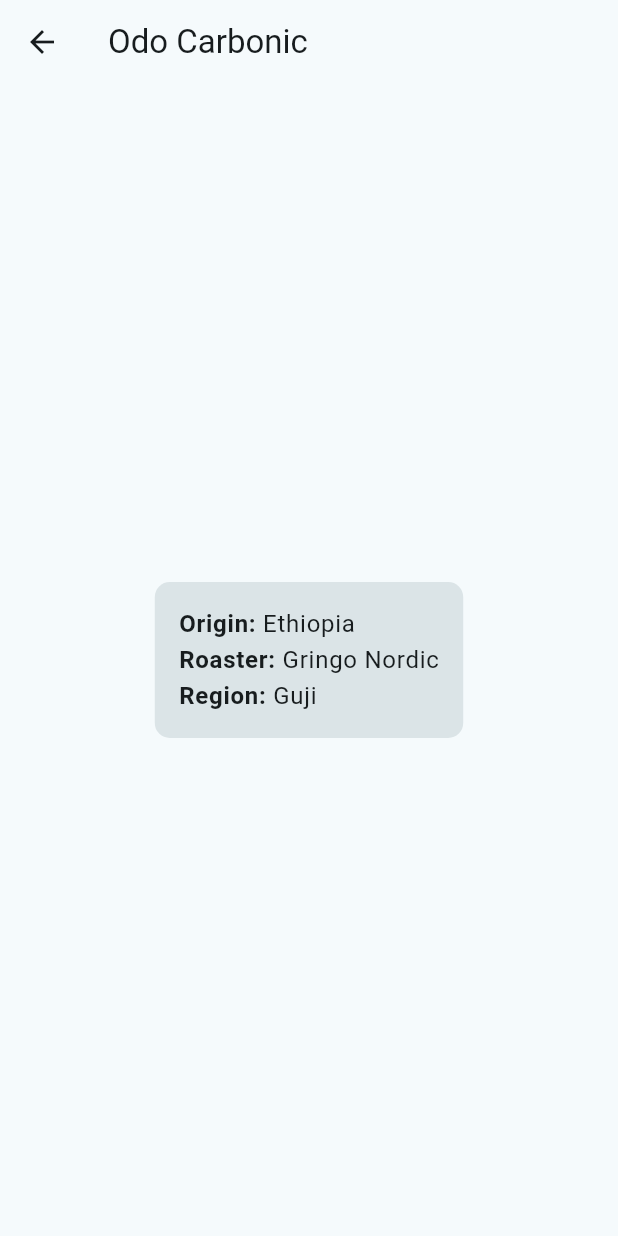
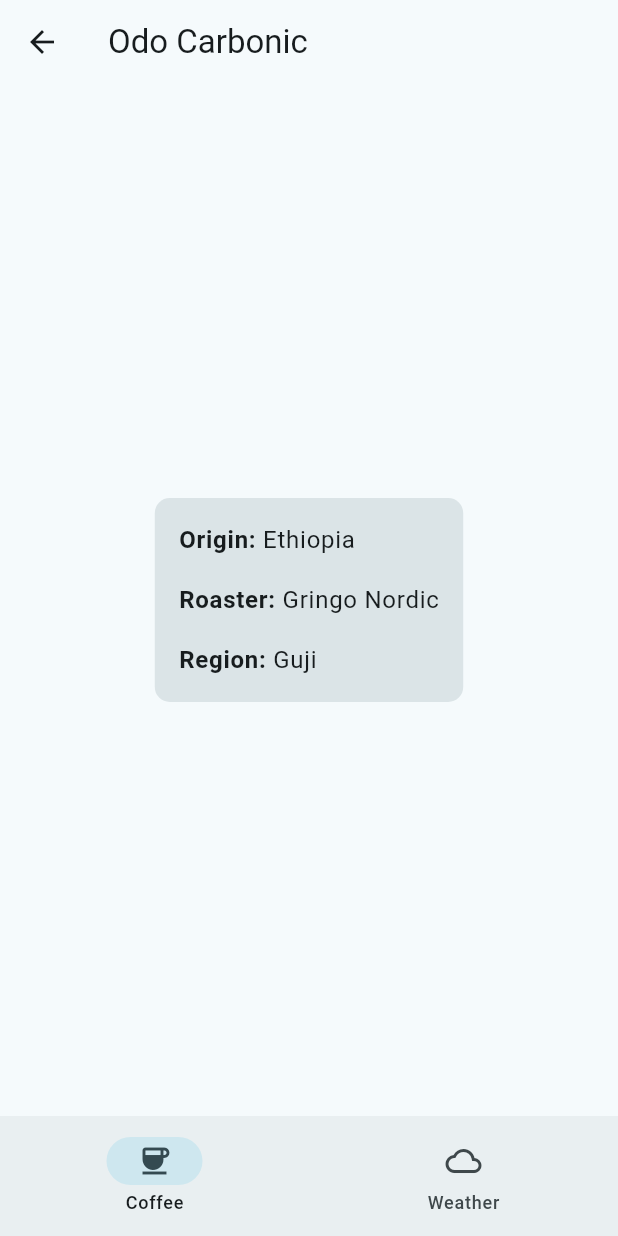
Before and after one commit to erikryverling/flutter-lab, a Flutter app: the screen it shows after launch, after a tap on "Odo Carbonic", on a phone screen of 412 x 824 dp. Run offline on Flutter 3.47's test engine with Material 3 defaults, Android fonts, the phone set to English and light mode, and no system bars; our stand-ins replace google_fonts; network calls fail.

Commit message:
Fix the nested navigation

```diff
--- a/lib/screens/coffe_details_screen.dart
+++ /dev/null
@@ -1,71 +0,0 @@
-import 'package:flutter/material.dart';
-
-import '../io/coffee.dart';
-
-import '../styles/spaces.dart' as spaces;
-
-class CoffeeDetailsScreen extends StatelessWidget {
-  final Coffee coffee;
-
-  const CoffeeDetailsScreen({Key? key, required this.coffee}) : super(key: key);
-
-  @override
-  Widget build(BuildContext context) {
-    return LayoutBuilder(builder: (context, constraints) {
-      return Scaffold(
-          appBar: AppBar(title: Text(coffee.name)),
-          body: Center(
-              child: Container(
-                  decoration: BoxDecoration(
-                      color: Theme.of(context).colorScheme.surfaceVariant,
-                      borderRadius: BorderRadius.all(Radius.circular(10))),
-                  padding: EdgeInsets.all(spaces.normal),
-                  child: Wrap(
-                      direction: Axis.vertical,
-                      children: [
-                    RichText(
-                      text: TextSpan(
-                        text: "Origin: ",
-                        style: Theme.of(context)
-                            .textTheme
-                            .bodyLarge!
-                            .copyWith(fontWeight: FontWeight.bold),
-                        children: <TextSpan>[
-                          TextSpan(
-                              text: coffee.origin,
-                              style: Theme.of(context).textTheme.bodyLarge),
-                        ],
-                      ),
-                    ),
-                    RichText(
-                      text: TextSpan(
-                        text: "Roaster: ",
-                        style: Theme.of(context)
-                            .textTheme
-                            .bodyLarge!
-                            .copyWith(fontWeight: FontWeight.bold),
-                        children: <TextSpan>[
-                          TextSpan(
-                              text: coffee.roaster,
-                              style: Theme.of(context).textTheme.bodyLarge),
-                        ],
-                      ),
-                    ),
-                    RichText(
-                      text: TextSpan(
-                        text: "Region: ",
-                        style: Theme.of(context)
-                            .textTheme
-                            .bodyLarge!
-                            .copyWith(fontWeight: FontWeight.bold),
-                        children: <TextSpan>[
-                          TextSpan(
-                              text: coffee.region,
-                              style: Theme.of(context).textTheme.bodyLarge),
-                        ],
-                      ),
-                    ),
-                  ]))));
-    });
-  }
-}
--- /dev/null
+++ b/lib/screens/coffee_details_screen.dart
@@ -0,0 +1,76 @@
+import 'package:flutter/material.dart';
+
+import '../io/coffee.dart';
+
+import '../styles/spaces.dart' as spaces;
+
+class CoffeeDetailsScreen extends StatelessWidget {
+  final Coffee coffee;
+
+  const CoffeeDetailsScreen({Key? key, required this.coffee}) : super(key: key);
+
+  @override
+  Widget build(BuildContext context) {
+    return LayoutBuilder(builder: (context, constraints) {
+      return Scaffold(
+          appBar: AppBar(title: Text(coffee.name)),
+          body: Center(
+              child: Container(
+                  decoration: BoxDecoration(
+                      color: Theme.of(context).colorScheme.surfaceVariant,
+                      borderRadius: BorderRadius.all(Radius.circular(10))),
+                  padding: EdgeInsets.all(spaces.normal),
+                  child: Wrap(direction: Axis.vertical, children: [
+                    Padding(
+                      padding: EdgeInsets.only(bottom: spaces.normal),
+                      child: RichText(
+                        text: TextSpan(
+                          text: "Origin: ",
+                          style: Theme.of(context)
+                              .textTheme
+                              .bodyLarge!
+                              .copyWith(fontWeight: FontWeight.bold),
+                          children: <TextSpan>[
+                            TextSpan(
+                                text: coffee.origin,
+                                style: Theme.of(context).textTheme.bodyLarge),
+                          ],
+                        ),
+                      ),
+                    ),
+                    Padding(
+                      padding: EdgeInsets.only(bottom: spaces.normal),
+                      child: RichText(
+                        text: TextSpan(
+                          text: "Roaster: ",
+                          style: Theme.of(context)
+                              .textTheme
+                              .bodyLarge!
+                              .copyWith(fontWeight: FontWeight.bold),
+                          children: <TextSpan>[
+                            TextSpan(
+                                text: coffee.roaster,
+                                style: Theme.of(context).textTheme.bodyLarge),
+                          ],
+                        ),
+                      ),
+                    ),
+                    Spacer(),
+                    RichText(
+                      text: TextSpan(
+                        text: "Region: ",
+                        style: Theme.of(context)
+                            .textTheme
+                            .bodyLarge!
+                            .copyWith(fontWeight: FontWeight.bold),
+                        children: <TextSpan>[
+                          TextSpan(
+                              text: coffee.region,
+                              style: Theme.of(context).textTheme.bodyLarge),
+                        ],
+                      ),
+                    ),
+                  ]))));
+    });
+  }
+}
--- a/lib/screens/coffee_list_screen.dart
+++ b/lib/screens/coffee_list_screen.dart
@@ -2,18 +2,17 @@ import 'dart:convert';
 
 import 'package:flutter/material.dart';
 import 'package:flutter/services.dart';
-import 'package:flutter_lab/screens/coffe_details_screen.dart';
 
 import '../styles/spaces.dart' as spaces;
 
 import '../io/coffee.dart';
 
-class CoffeeScreen extends StatefulWidget {
+class CoffeeListScreen extends StatefulWidget {
   @override
-  State<CoffeeScreen> createState() => _CoffeeScreenState();
+  State<CoffeeListScreen> createState() => _CoffeeListScreenState();
 }
 
-class _CoffeeScreenState extends State<CoffeeScreen> {
+class _CoffeeListScreenState extends State<CoffeeListScreen> {
   late List<Coffee> coffeeList;
 
   Future<void> loadJsonAsset() async {
@@ -62,11 +61,8 @@ class CoffeeItem extends StatelessWidget {
         margin: EdgeInsets.only(bottom: spaces.normal),
         child: InkWell(
             onTap: () {
-              Navigator.push(
-                  context,
-                  // TODO No bottom navigation bar?
-                  MaterialPageRoute(
-                      builder: (context) => CoffeeDetailsScreen(coffee: coffee)));
+              Navigator.pushNamed(context, "CoffeeDetailsScreen",
+                  arguments: coffee);
             },
             child: Ink(
                 padding: EdgeInsets.all(spaces.normal),
--- /dev/null
+++ b/lib/screens/coffee_screen.dart
@@ -0,0 +1,28 @@
+import 'package:flutter/material.dart';
+
+import '../io/coffee.dart';
+import 'coffee_details_screen.dart';
+import 'coffee_list_screen.dart';
+
+class CoffeeScreen extends StatelessWidget {
+  @override
+  Widget build(BuildContext context) {
+    return LayoutBuilder(builder: (context, constraints) {
+      return Navigator(
+        initialRoute: 'CoffeeListScreen',
+        onGenerateRoute: (settings) {
+          Widget screen = CoffeeListScreen();
+
+          if (settings.name == 'CoffeeListScreen') {
+            screen = CoffeeListScreen();
+          } else if (settings.name == 'CoffeeDetailsScreen') {
+            var coffee = settings.arguments as Coffee;
+            screen = CoffeeDetailsScreen(coffee: coffee);
+          }
+
+          return MaterialPageRoute(builder: (_) => screen);
+        },
+      );
+    });
+  }
+}
--- a/lib/screens/main_screen.dart
+++ b/lib/screens/main_screen.dart
@@ -1,7 +1,7 @@
 import 'package:flutter/material.dart';
 import 'package:flutter_lab/screens/weather_screen.dart';
 
-import 'coffee_list_screen.dart';
+import 'coffee_screen.dart';
 
 class MainScreen extends StatefulWidget {
   @override
```
